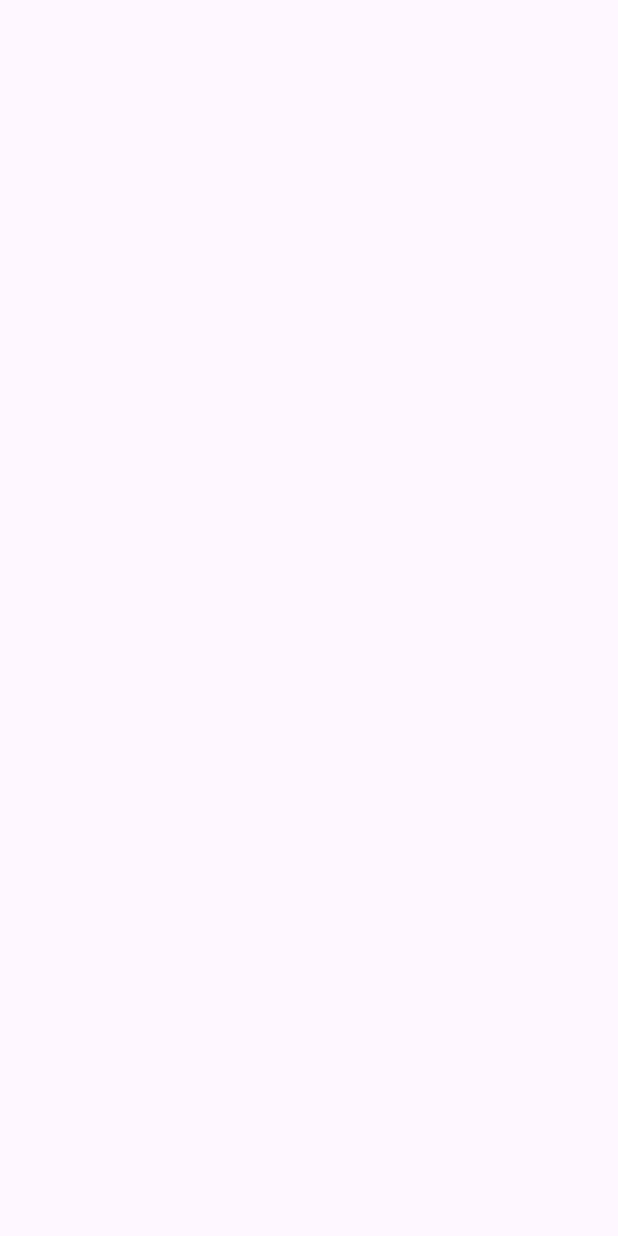
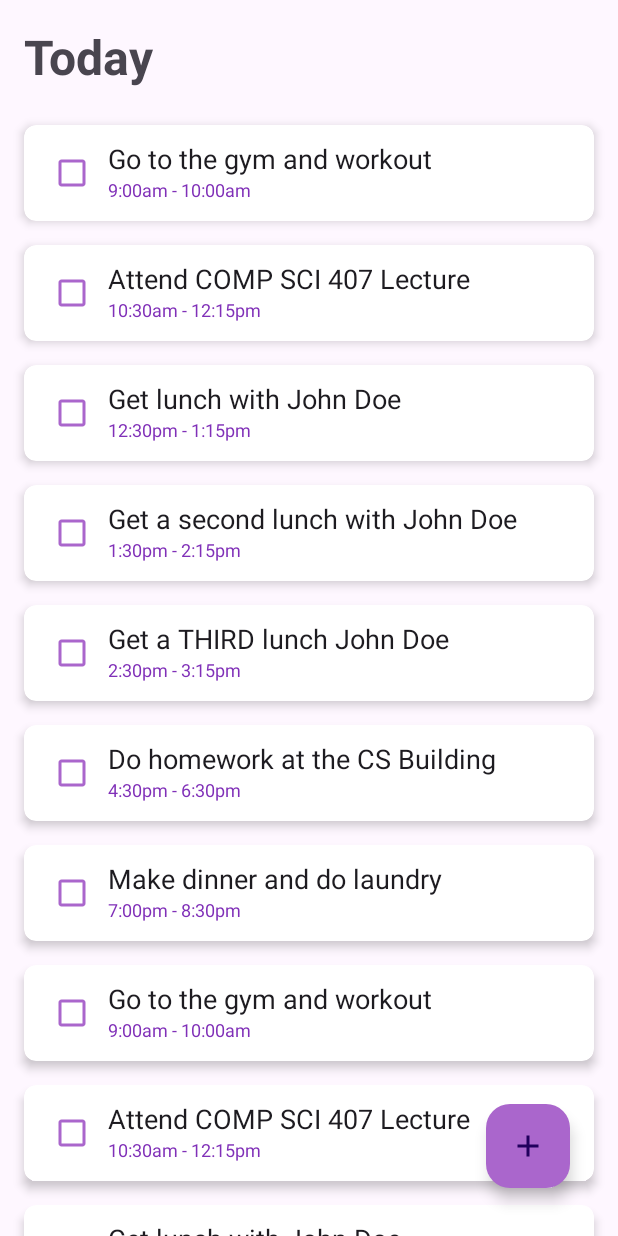
Before and after one commit to cadeheinberg/CS_407_Mobile_App, an Android app: the TasksActivity screen opened directly, with no data from a screen before it, on a phone screen of 412 x 824 dp. Before the commit the screen is empty. Run offline under Robolectric (Android 15) with nearby library versions, the phone set to English and light mode, and no system bars.

Commit message:
basic tasks draft

```diff
--- a/app/build.gradle
+++ b/app/build.gradle
@@ -36,4 +36,6 @@ dependencies {
     testImplementation 'junit:junit:4.13.2'
     androidTestImplementation 'androidx.test.ext:junit:1.1.5'
     androidTestImplementation 'androidx.test.espresso:espresso-core:3.5.1'
+    implementation 'androidx.recyclerview:recyclerview:1.3.2'
+    implementation 'com.google.android.material:material:1.10.0'
 }
--- a/app/src/main/java/com/cs407/cs407mobileapp/TasksActivity.java
+++ b/app/src/main/java/com/cs407/cs407mobileapp/TasksActivity.java
@@ -1,17 +1,62 @@
 package com.cs407.cs407mobileapp;
 
 import androidx.appcompat.app.AppCompatActivity;
+import androidx.recyclerview.widget.LinearLayoutManager;
+import androidx.recyclerview.widget.RecyclerView;
 
 import android.content.Intent;
 import android.os.Bundle;
 
+import com.cs407.cs407mobileapp.TasksRecyclerView.TaskAdapter;
+import com.cs407.cs407mobileapp.TasksRecyclerView.TaskObject;
+
+import java.util.ArrayList;
+import java.util.List;
+
 public class TasksActivity extends AppCompatActivity {
+
+    private RecyclerView tasksRecyclerView;
+
+    private TaskAdapter tasksAdapter;
+    private List<TaskObject> tasksList;
 
     @Override
     protected void onCreate(Bundle savedInstanceState) {
         super.onCreate(savedInstanceState);
         setContentView(R.layout.activity_tasks);
         getSupportActionBar().hide();
+
+        tasksList = new ArrayList<>();
+        tasksList.add(new TaskObject(1, false, "Go to the gym and workout", "9:00am - 10:00am"));
+        tasksList.add(new TaskObject(2, false, "Attend COMP SCI 407 Lecture", "10:30am - 12:15pm"));
+        tasksList.add(new TaskObject(3, false, "Get lunch with John Doe", "12:30pm - 1:15pm"));
+        tasksList.add(new TaskObject(4, false, "Get a second lunch with John Doe", "1:30pm - 2:15pm"));
+        tasksList.add(new TaskObject(5, false, "Get a THIRD lunch John Doe", "2:30pm - 3:15pm"));
+        tasksList.add(new TaskObject(6, false, "Do homework at the CS Building", "4:30pm - 6:30pm"));
+        tasksList.add(new TaskObject(7, false, "Make dinner and do laundry", "7:00pm - 8:30pm"));
+        tasksList.add(new TaskObject(8, false, "Go to the gym and workout", "9:00am - 10:00am"));
+        tasksList.add(new TaskObject(9, false, "Attend COMP SCI 407 Lecture", "10:30am - 12:15pm"));
+        tasksList.add(new TaskObject(10, false, "Get lunch with John Doe", "12:30pm - 1:15pm"));
+        tasksList.add(new TaskObject(11, false, "Get a second lunch with John Doe", "1:30pm - 2:15pm"));
+        tasksList.add(new TaskObject(12, false, "Get a THIRD lunch John Doe", "2:30pm - 3:15pm"));
+        tasksList.add(new TaskObject(13, false, "Do homework at the CS Building", "4:30pm - 6:30pm"));
+        tasksList.add(new TaskObject(14, false, "Make dinner and do laundry", "7:00pm - 8:30pm"));
+        tasksList.add(new TaskObject(15, false, "Go to the gym and workout", "9:00am - 10:00am"));
+        tasksList.add(new TaskObject(16, false, "Attend COMP SCI 407 Lecture", "10:30am - 12:15pm"));
+        tasksList.add(new TaskObject(17, false, "Get lunch with John Doe", "12:30pm - 1:15pm"));
+        tasksList.add(new TaskObject(18, false, "Get a second lunch with John Doe", "1:30pm - 2:15pm"));
+        tasksList.add(new TaskObject(19, false, "Get a THIRD lunch John Doe", "2:30pm - 3:15pm"));
+        tasksList.add(new TaskObject(20, false, "Do homework at the CS Building", "4:30pm - 6:30pm"));
+        tasksList.add(new TaskObject(21, false, "Make dinner and do laundry", "7:00pm - 8:30pm"));
+
+        tasksRecyclerView = findViewById(R.id.tasksRecylerViewToday);
+        tasksRecyclerView.setLayoutManager(new LinearLayoutManager(this));
+
+        tasksAdapter = new TaskAdapter(this, tasksList);
+        tasksRecyclerView.setAdapter(tasksAdapter);
+
+        //use this to update tasks on screen in future
+        //tasksAdapter.updateTasks(tasksList);
     }
 
     private void goToTasksActivity(){
--- /dev/null
+++ b/app/src/main/java/com/cs407/cs407mobileapp/TasksRecyclerView/TaskAdapter.java
@@ -0,0 +1,46 @@
+package com.cs407.cs407mobileapp.TasksRecyclerView;
+
+import android.content.Context;
+import android.view.LayoutInflater;
+import android.view.ViewGroup;
+
+import androidx.annotation.NonNull;
+import androidx.recyclerview.widget.RecyclerView;
+
+import com.cs407.cs407mobileapp.R;
+
+import java.util.List;
+
+public class TaskAdapter extends RecyclerView.Adapter<TaskViewHolder> {
+
+    Context context;
+    List<TaskObject> taskObjects;
+
+    public TaskAdapter(Context context, List<TaskObject> taskObjects) {
+        this.context = context;
+        this.taskObjects = taskObjects;
+    }
+
+    @NonNull
+    @Override
+    public TaskViewHolder onCreateViewHolder(@NonNull ViewGroup parent, int viewType) {
+        return new TaskViewHolder(LayoutInflater.from(context).inflate(R.layout.task_layout, parent, false));
+    }
+
+    @Override
+    public void onBindViewHolder(@NonNull TaskViewHolder holder, int position) {
+        holder.title.setText(taskObjects.get(position).getTitle());
+        holder.date.setText(taskObjects.get(position).getDate());
+        holder.checkbox.setChecked(taskObjects.get(position).isChecked());
+    }
+
+    @Override
+    public int getItemCount() {
+        return taskObjects.size();
+    }
+
+    public void updateTasks(List<TaskObject> taskObjects){
+        this.taskObjects = taskObjects;
+        notifyDataSetChanged();
+    }
+}
--- /dev/null
+++ b/app/src/main/java/com/cs407/cs407mobileapp/TasksRecyclerView/TaskObject.java
@@ -0,0 +1,51 @@
+package com.cs407.cs407mobileapp.TasksRecyclerView;
+
+public class TaskObject {
+
+    private int id;
+
+    private boolean checked;
+
+    private String title;
+
+    private String date;
+
+    public TaskObject(int id, boolean completed, String text, String time){
+        this.id = id;
+        this.checked = completed;
+        this.title = text;
+        this.date = time;
+    }
+
+    public int getId() {
+        return id;
+    }
+
+    public void setId(int id) {
+        this.id = id;
+    }
+
+    public boolean isChecked() {
+        return checked;
+    }
+
+    public void setChecked(boolean checked) {
+        this.checked = checked;
+    }
+
+    public String getTitle() {
+        return title;
+    }
+
+    public void setTitle(String title) {
+        this.title = title;
+    }
+
+    public String getDate() {
+        return date;
+    }
+
+    public void setDate(String date) {
+        this.date = date;
+    }
+}
--- /dev/null
+++ b/app/src/main/java/com/cs407/cs407mobileapp/TasksRecyclerView/TaskViewHolder.java
@@ -0,0 +1,22 @@
+package com.cs407.cs407mobileapp.TasksRecyclerView;
+
+import android.view.View;
+import android.widget.CheckBox;
+import android.widget.EditText;
+
+import androidx.annotation.NonNull;
+import androidx.recyclerview.widget.RecyclerView;
+
+import com.cs407.cs407mobileapp.R;
+
+public class TaskViewHolder extends RecyclerView.ViewHolder {
+    CheckBox checkbox;
+    EditText title;
+    EditText date;
+    public TaskViewHolder(@NonNull View itemView) {
+        super(itemView);
+        title = itemView.findViewById(R.id.taskTitleText);
+        date = itemView.findViewById(R.id.taskDateText);
+        checkbox = itemView.findViewById(R.id.taskToDoCheckBox);
+    }
+}
--- /dev/null
+++ b/app/src/main/res/drawable/ic_add.xml
@@ -0,0 +1,5 @@
+<vector android:height="32dp" android:tint="#FFFFFF"
+    android:viewportHeight="24" android:viewportWidth="24"
+    android:width="32dp" xmlns:android="http://schemas.android.com/apk/res/android">
+    <path android:fillColor="@android:color/white" android:pathData="M19,13h-6v6h-2v-6H5v-2h6V5h2v6h6v2z"/>
+</vector>
--- a/app/src/main/res/layout/activity_tasks.xml
+++ b/app/src/main/res/layout/activity_tasks.xml
@@ -1,9 +1,37 @@
 <?xml version="1.0" encoding="utf-8"?>
-<androidx.constraintlayout.widget.ConstraintLayout xmlns:android="http://schemas.android.com/apk/res/android"
-    xmlns:app="http://schemas.android.com/apk/res-auto"
-    xmlns:tools="http://schemas.android.com/tools"
+<RelativeLayout xmlns:android="http://schemas.android.com/apk/res/android"
+    android:layout_height="match_parent"
     android:layout_width="match_parent"
-    android:layout_height="match_parent"
-    tools:context=".TasksActivity">
+    xmlns:app="http://schemas.android.com/apk/res-auto">
 
-</androidx.constraintlayout.widget.ConstraintLayout>
+    <TextView
+        android:id="@+id/tasksHeadingToday"
+        android:layout_width="wrap_content"
+        android:layout_height="wrap_content"
+        android:textStyle="bold"
+        android:text="Today"
+        android:layout_marginStart="16dp"
+        android:layout_marginBottom="16dp"
+        android:layout_marginTop="16dp"
+        android:textSize="32sp"/>
+
+    <androidx.recyclerview.widget.RecyclerView
+        android:id="@+id/tasksRecylerViewToday"
+        android:layout_width="match_parent"
+        android:layout_height="wrap_content"
+        android:layout_below="@+id/tasksHeadingToday"
+        app:layoutManager="androidx.recyclerview.widget.LinearLayoutManager"
+        android:nestedScrollingEnabled="true"/>
+
+    <com.google.android.material.floatingactionbutton.FloatingActionButton
+        android:id="@+id/tasksButtonNewNote"
+        android:layout_width="wrap_content"
+        android:layout_height="wrap_content"
+        android:layout_alignParentBottom="true"
+        android:layout_alignParentEnd="true"
+        android:layout_margin="32dp"
+        android:backgroundTint="@android:color/holo_purple"
+        android:src="@drawable/ic_add"
+        />
+
+</RelativeLayout>
--- /dev/null
+++ b/app/src/main/res/layout/new_task.xml
@@ -0,0 +1,25 @@
+<RelativeLayout xmlns:android="http://schemas.android.com/apk/res/android"
+    android:layout_width="match_parent"
+    android:layout_height="wrap_content">
+
+    <EditText
+        android:id="@+id/tasksNewTask"
+        android:layout_width="match_parent"
+        android:layout_height="wrap_content"
+        android:background="@null"
+        android:textAppearance="@style/TextAppearance.AppCompat.Medium"
+        android:hint="New Tasks"/>
+
+    <Button
+        android:id="@+id/tasksSaveButton"
+        android:layout_width="wrap_content"
+        android:layout_height="wrap_content"
+        android:layout_below="@id/tasksNewTask"
+        android:layout_alignParentEnd="true"
+        android:textSize="16sp"
+        android:text="Save"
+        android:textAllCaps="false"
+        android:textColor="@android:color/darker_gray"
+        />
+
+    </RelativeLayout>
--- /dev/null
+++ b/app/src/main/res/layout/task_layout.xml
@@ -0,0 +1,43 @@
+<androidx.cardview.widget.CardView xmlns:android="http://schemas.android.com/apk/res/android"
+    xmlns:app="http://schemas.android.com/apk/res-auto"
+    xmlns:tool="http://schemas.android.com/tools"
+
+    android:layout_height="wrap_content"
+    android:layout_width="match_parent"
+    app:cardElevation="4dp"
+    app:cardCornerRadius="8dp"
+    android:layout_marginHorizontal="16dp"
+    android:layout_marginVertical="8dp">
+
+    <RelativeLayout
+        android:layout_width="match_parent"
+        android:layout_height="wrap_content"
+        android:padding="8dp">
+        <CheckBox
+            android:id="@+id/taskToDoCheckBox"
+            android:layout_width="wrap_content"
+            android:layout_height="wrap_content"
+            android:buttonTint="@android:color/holo_purple">
+        </CheckBox>
+        <EditText
+            android:id="@+id/taskTitleText"
+            android:layout_width="wrap_content"
+            android:layout_height="wrap_content"
+            android:text="Sample Text"
+            android:background="@null"
+            android:layout_toEndOf="@+id/taskToDoCheckBox"
+            android:textSize="18dp"
+            android:layout_marginBottom="0dp"
+            android:layout_marginTop="2dp" />
+        <EditText
+            android:id="@+id/taskDateText"
+            android:layout_width="wrap_content"
+            android:layout_height="wrap_content"
+            android:text="Sample Text"
+            android:background="@null"
+            android:layout_toEndOf="@+id/taskToDoCheckBox"
+            android:layout_below="@id/taskTitleText"
+            android:textSize="12dp"
+            android:textColor="#8030B8" />
+    </RelativeLayout>
+</androidx.cardview.widget.CardView>
```
